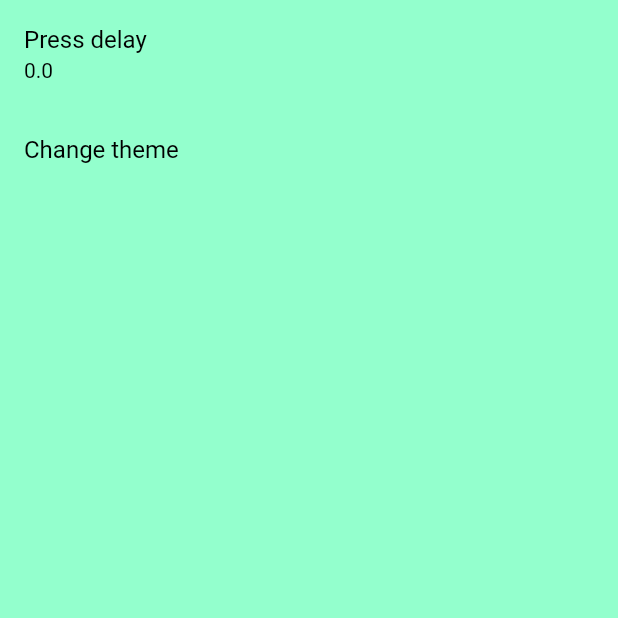
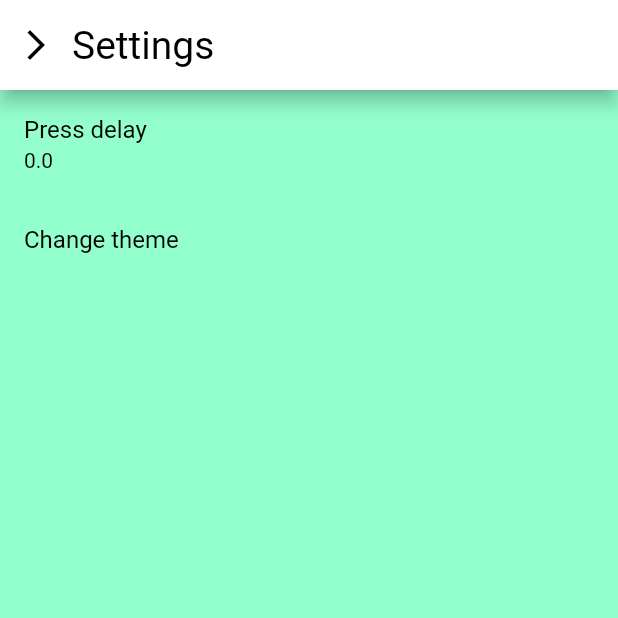
Before and after one commit to maxmasli/FlutterSpeedTimer, a Flutter app: the SettingsPage screen opened directly, on a phone screen of 412 x 824 dp, the top half of it. Run offline on Flutter 3.47's test engine with Material 2 defaults, Android fonts, the phone set to English and light mode, and no system bars; our stand-ins replace bloc, dartz, equatable, flutter_bloc, flutter_colorpicker, flutter_svg and 4 more; accounts and stored records are empty.

Commit message:
add app bar in settings page

```diff
--- a/lib/features/speedtimer/presentation/pages/settings_page.dart
+++ b/lib/features/speedtimer/presentation/pages/settings_page.dart
@@ -20,18 +20,28 @@ class SettingsPage extends StatelessWidget {
         backgroundColor: Theme.of(context).colorScheme.primary,
         body: BlocBuilder<TimerBloc, TimerState>(
           builder: (context, state) {
-            return ListView(
+            return Column(
+              children: [
+                const SettingsAppBar(),
+                Expanded(
+                  child: ListView(
                     children: [
                       ListTile(
                         title: Text(
                           "Press delay",
                           style: TextStyle(
-                        color: Theme.of(context).textTheme.bodyMedium!.color!),
+                              color: Theme.of(context)
+                                  .textTheme
+                                  .bodyMedium!
+                                  .color!),
                         ),
                         subtitle: Text(
                           state.settingsEntity.delay.toString(),
                           style: TextStyle(
-                        color: Theme.of(context).textTheme.bodyMedium!.color!),
+                              color: Theme.of(context)
+                                  .textTheme
+                                  .bodyMedium!
+                                  .color!),
                         ),
                         onTap: () {
                           showDialog(
@@ -46,7 +56,10 @@ class SettingsPage extends StatelessWidget {
                         title: Text(
                           "Change theme",
                           style: TextStyle(
-                        color: Theme.of(context).textTheme.bodyMedium!.color!),
+                              color: Theme.of(context)
+                                  .textTheme
+                                  .bodyMedium!
+                                  .color!),
                         ),
                         onTap: () {
                           showDialog(
@@ -58,6 +71,9 @@ class SettingsPage extends StatelessWidget {
                         },
                       ),
                     ],
+                  ),
+                ),
+              ],
             );
           },
         ),
@@ -65,3 +81,40 @@ class SettingsPage extends StatelessWidget {
     );
   }
 }
+
+class SettingsAppBar extends StatelessWidget {
+  const SettingsAppBar({Key? key}) : super(key: key);
+
+  @override
+  Widget build(BuildContext context) {
+    return PhysicalModel(
+      elevation: 5,
+      color: Colors.black,
+      child: Container(
+        height: 60,
+        color: Theme.of(context).colorScheme.secondary,
+        child: Row(
+          children: [
+            IconButton(
+              onPressed: () {
+                sl<PageController>().animateToPage(1,
+                    duration: const Duration(milliseconds: 200),
+                    curve: Curves.ease);
+              },
+              icon: Icon(
+                Icons.arrow_forward_ios,
+                color: Theme.of(context).textTheme.bodyMedium!.color,
+              ),
+            ),
+            Text(
+              "Settings",
+              style: TextStyle(
+                  fontSize: 26,
+                  color: Theme.of(context).textTheme.bodyMedium!.color),
+            ),
+          ],
+        ),
+      ),
+    );
+  }
+}
```
Lines whose indentation alone changed are shown as unchanged.
